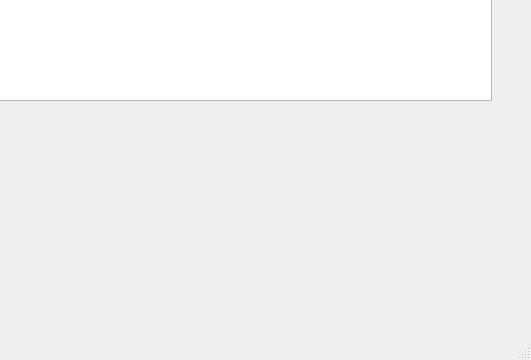
Before: the Qt Designer form Modules/Module03/mainwindow.ui in YEOHANBIN/SEA-ME-warm-up, drawn with Qt 5; both pictures show x 269 to 800 and y 240 to 600 of the 800 by 600 pixel window.
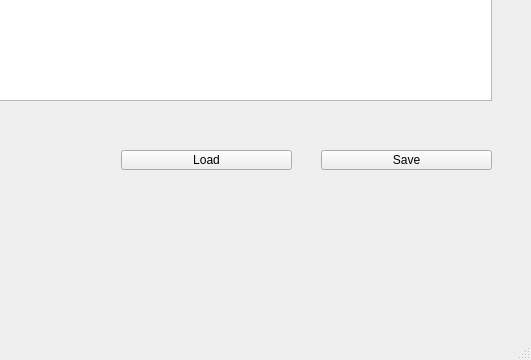
After: the same form once the commit is applied.

Commit message: Edit save/load function

```diff
--- a/Modules/Module03/mainwindow.ui
+++ b/Modules/Module03/mainwindow.ui
@@ -147,6 +147,32 @@
      </rect>
     </property>
    </widget>
+   <widget class="QPushButton" name="load_pButton">
+    <property name="geometry">
+     <rect>
+      <x>390</x>
+      <y>390</y>
+      <width>171</width>
+      <height>20</height>
+     </rect>
+    </property>
+    <property name="text">
+     <string>Load</string>
+    </property>
+   </widget>
+   <widget class="QPushButton" name="save_pButton">
+    <property name="geometry">
+     <rect>
+      <x>590</x>
+      <y>390</y>
+      <width>171</width>
+      <height>20</height>
+     </rect>
+    </property>
+    <property name="text">
+     <string>Save</string>
+    </property>
+   </widget>
   </widget>
   <widget class="QMenuBar" name="menubar">
    <property name="geometry">
```
The commit also changes 4 other files.
